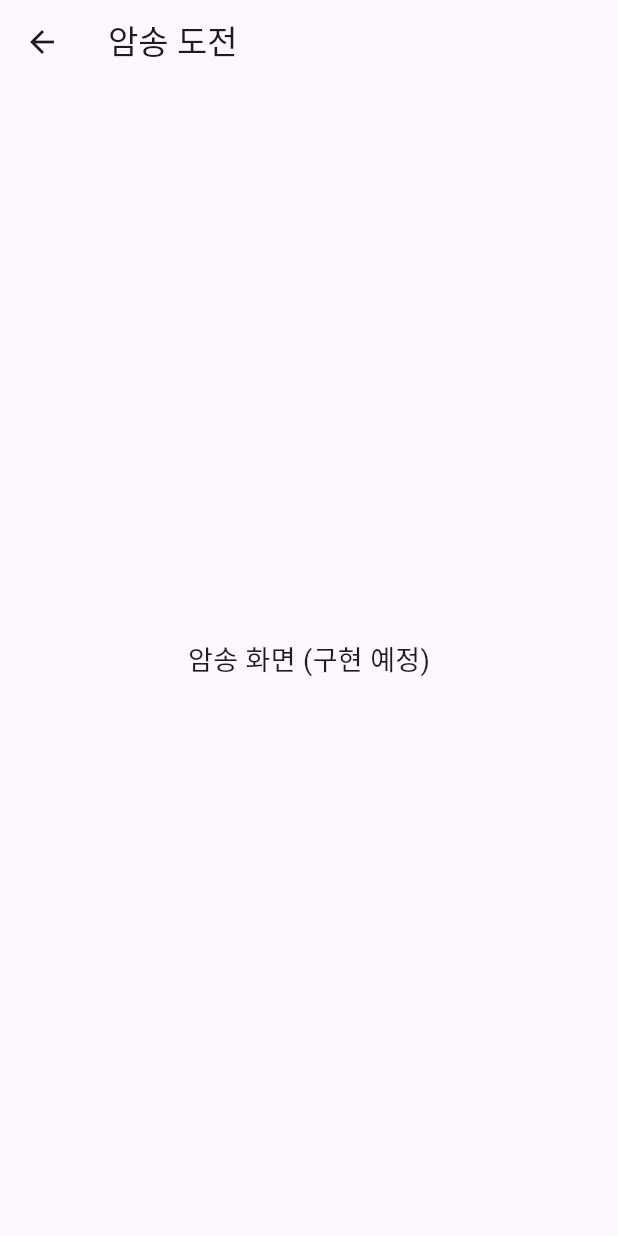
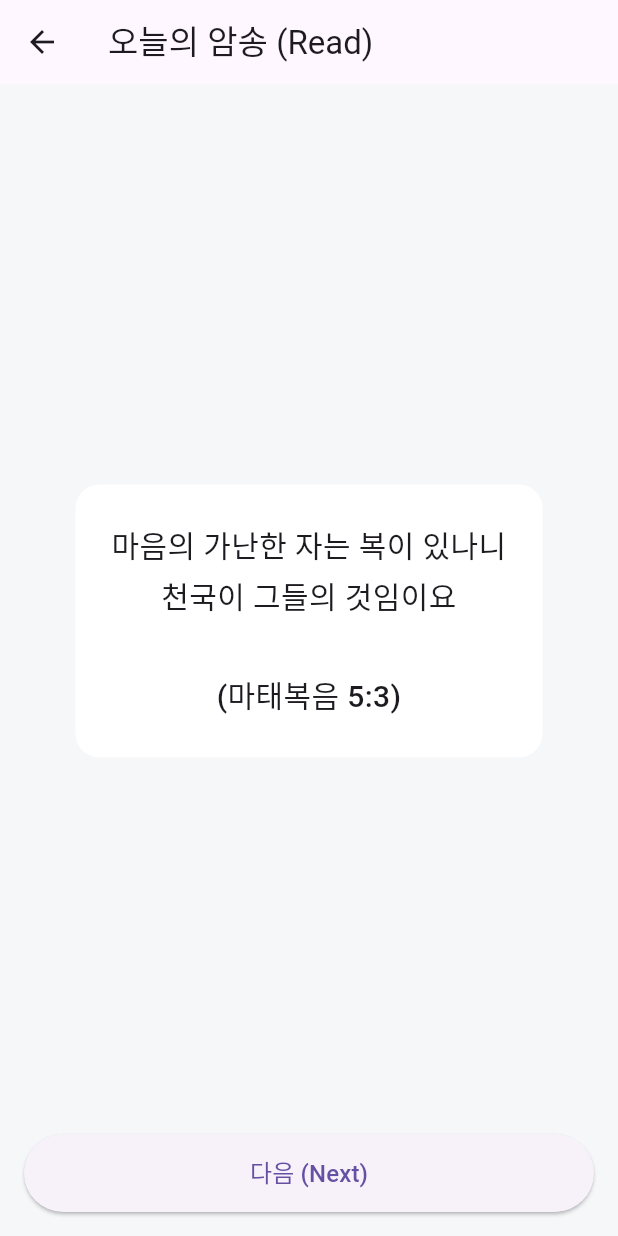
Before and after one commit to ryuki84/bible-lingua, a Flutter app: the screen it shows after launch, after a tap on "오늘의 암송 도전 (Memory)", on a phone screen of 412 x 824 dp. Run offline on Flutter 3.47's test engine with Material 3 defaults, Android fonts, the phone set to English and light mode, and no system bars.

Commit message:
feat: memorization stage 1 read screen

```diff
--- a/frontend/lib/screens/home_screen.dart
+++ b/frontend/lib/screens/home_screen.dart
@@ -4,6 +4,7 @@ import '../widgets/app_card.dart';
 import '../widgets/progress_dots.dart';
 import 'learning_placeholder_screen.dart';
 import 'memory_placeholder_screen.dart';
+import 'memorization_read_screen.dart';
 
 class HomeScreen extends StatelessWidget {
   const HomeScreen({super.key});
@@ -39,7 +40,7 @@ class HomeScreen extends StatelessWidget {
                 Navigator.push(
                   context,
                   MaterialPageRoute(
-                    builder: (_) => const MemoryPlaceholderScreen(),
+                    builder: (_) => const MemorizationReadScreen(),
                   ),
                 );
               },
--- /dev/null
+++ b/frontend/lib/screens/memorization_read_screen.dart
@@ -0,0 +1,63 @@
+import 'package:flutter/material.dart';
+import '../theme/app_colors.dart';
+
+class MemorizationReadScreen extends StatelessWidget {
+  const MemorizationReadScreen({super.key});
+
+  @override
+  Widget build(BuildContext context) {
+    return Scaffold(
+      backgroundColor: AppColors.background,
+      appBar: AppBar(
+        title: const Text('오늘의 암송 (Read)'),
+      ),
+      body: Padding(
+        padding: const EdgeInsets.all(16),
+        child: Column(
+          children: [
+            Expanded(
+              child: Center(
+                child: Container(
+                  padding: const EdgeInsets.all(24),
+                  decoration: BoxDecoration(
+                    color: AppColors.card,
+                    borderRadius: BorderRadius.circular(16),
+                  ),
+                  child: const Text(
+                    '마음의 가난한 자는 복이 있나니\n'
+                    '천국이 그들의 것임이요\n\n'
+                    '(마태복음 5:3)',
+                    textAlign: TextAlign.center,
+                    style: TextStyle(
+                      fontSize: 20,
+                      height: 1.6,
+                      fontWeight: FontWeight.w500,
+                    ),
+                  ),
+                ),
+              ),
+            ),
+            SizedBox(
+              width: double.infinity,
+              height: 52,
+              child: ElevatedButton(
+                onPressed: () {
+                  // Stage 2로 이동 (다음 단계에서 구현)
+                  ScaffoldMessenger.of(context).showSnackBar(
+                    const SnackBar(
+                      content: Text('다음 단계는 곧 구현됩니다 🙂'),
+                    ),
+                  );
+                },
+                child: const Text(
+                  '다음 (Next)',
+                  style: TextStyle(fontSize: 16),
+                ),
+              ),
+            ),
+          ],
+        ),
+      ),
+    );
+  }
+}
```
Also changed, not shown: 1 other file.
